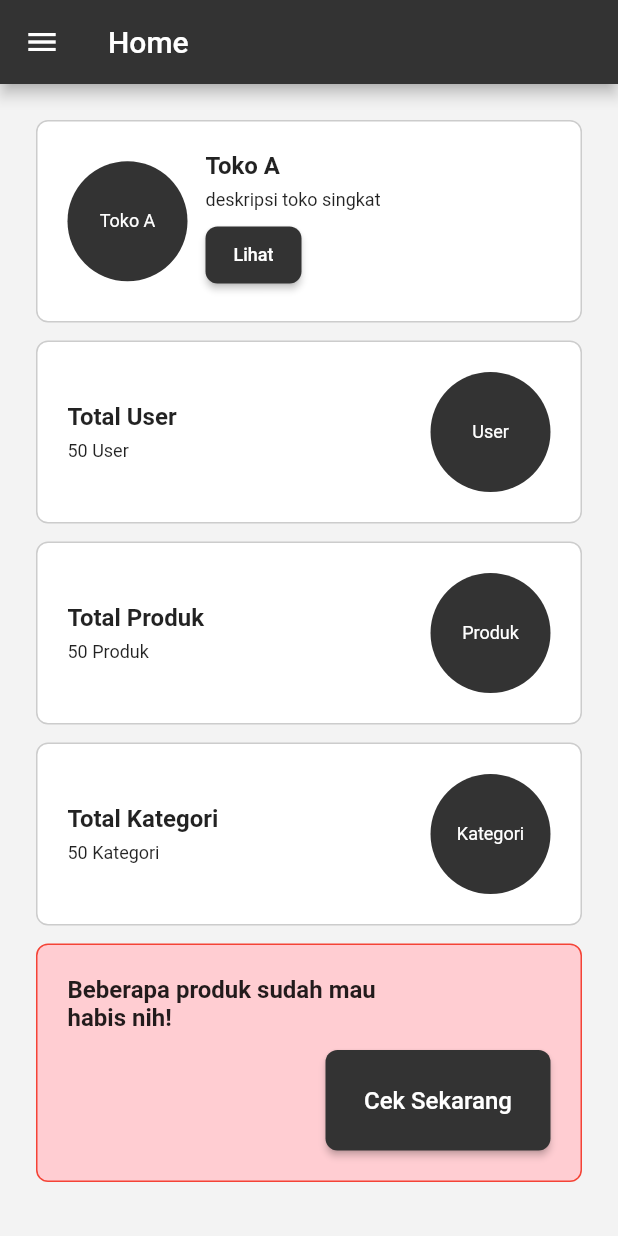
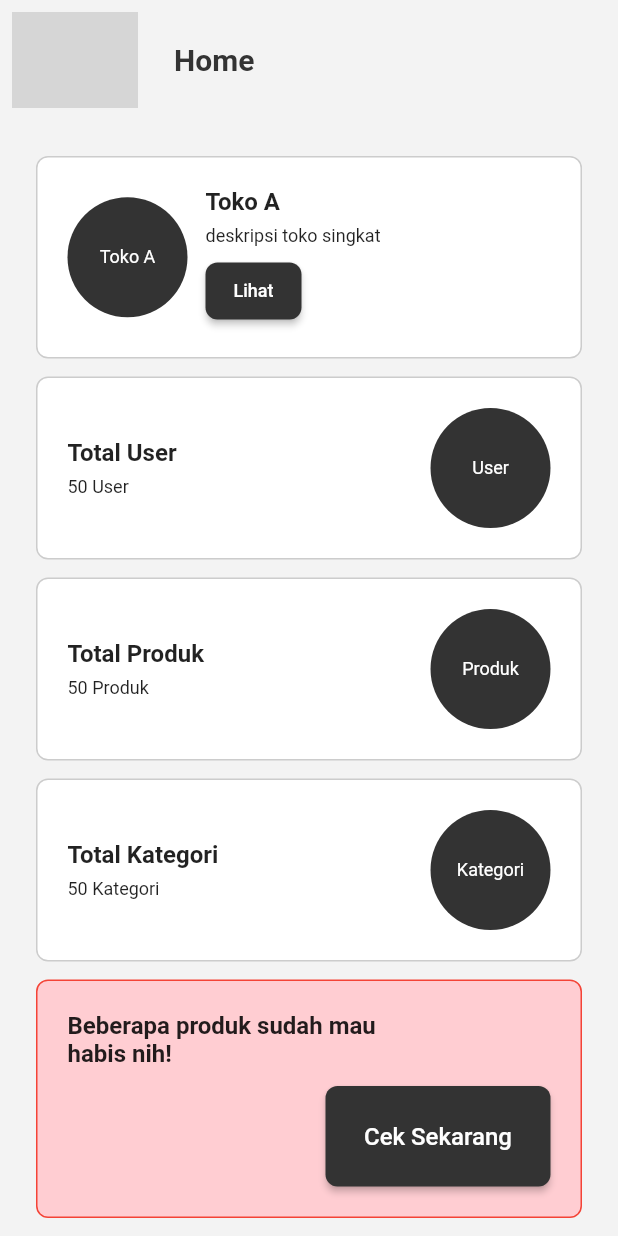
Before and after one commit to fadillahrizki/anonymous-flutter, a Flutter app: the screen it shows after launch, on a phone screen of 412 x 824 dp. Run offline on Flutter 3.47's test engine with Material 2 defaults, Android fonts, the phone set to English and light mode, and no system bars; our stand-ins replace flutter_svg; grey boxes are pictures that could not be loaded.

Commit message:
update custom appbar

```diff
--- /dev/null
+++ b/lib/components/custom_appBar.dart
@@ -0,0 +1,38 @@
+import 'package:flutter/material.dart';
+import 'package:flutter/src/widgets/framework.dart';
+import 'package:flutter/src/widgets/placeholder.dart';
+import 'package:flutter_svg/svg.dart';
+import '../constants/custom_color.dart';
+
+
+class CustomAppBar extends StatefulWidget implements PreferredSizeWidget {
+  const CustomAppBar({super.key, required this.title});
+  final String title;
+  @override
+  State<CustomAppBar> createState() => _CustomAppBarState();
+
+  @override
+  Size get preferredSize => const Size.fromHeight(80);
+}
+
+class _CustomAppBarState extends State<CustomAppBar> {
+  final String assetName = '../../assets/hamburger.svg';
+  @override
+  Widget build(BuildContext context) {
+      return AppBar(
+          leadingWidth: 100,
+          toolbarHeight: 100,
+          leading: Builder(
+            builder: (context) => IconButton(
+              onPressed: () => Scaffold.of(context).openDrawer(),
+              icon: SvgPicture.asset(assetName)
+            ),
+          ),
+          backgroundColor: CustomColor().background,
+          shadowColor: Colors.transparent,
+          title: Text('${widget.title}',
+            style: TextStyle(color: CustomColor().primary, fontWeight: FontWeight.w600),
+            ),
+      );
+  }
+}
--- a/lib/screens/Home.dart
+++ b/lib/screens/Home.dart
@@ -1,3 +1,4 @@
+import 'package:anonymous/components/custom_appBar.dart';
 import 'package:anonymous/components/custom_button.dart';
 import 'package:anonymous/components/home/new_user.dart';
 import 'package:anonymous/components/statistic_card.dart';
@@ -11,10 +12,7 @@ class Home extends StatelessWidget {
   @override
   Widget build(BuildContext context) {
     return Scaffold(
-      appBar: AppBar(
-        title: const Text('Home'),
-        backgroundColor: CustomColor().primary,
-      ),
+      appBar: CustomAppBar(title: 'Home'),
       drawer: const MyDrawer(),
       body: Container(
         width: MediaQuery.of(context).size.width,
--- a/lib/screens/profile.dart
+++ b/lib/screens/profile.dart
@@ -1,3 +1,4 @@
+import 'package:anonymous/components/custom_appBar.dart';
 import 'package:anonymous/components/custom_button.dart';
 import 'package:anonymous/components/home/new_user.dart';
 import 'package:anonymous/components/statistic_card.dart';
@@ -38,10 +39,7 @@ class _ProfileState extends State<Profile> {
   @override
   Widget build(BuildContext context) {
     return Scaffold(
-      appBar: AppBar(
-        title: Text(isEditing ? 'Edit Profile' : 'Profile'),
-        backgroundColor: CustomColor().primary,
-      ),
+      appBar: const CustomAppBar(title: "Profile"),
       drawer: const MyDrawer(),
       body: Container(
         width: MediaQuery.of(context).size.width,
--- a/pubspec.yaml
+++ b/pubspec.yaml
@@ -9,12 +9,15 @@ environment:
 dependencies:
   flutter:
     sdk: flutter
+  flutter_svg: ^2.0.5
   provider: ^6.0.5
 
 dev_dependencies:
+  flutter_lints: ^2.0.0
   flutter_test:
     sdk: flutter
-  flutter_lints: ^2.0.0
 
 flutter:
   uses-material-design: true
+  assets:
+    - assets/hamburger.svg
```
Also changed, not shown: assets/hamburger.svg (added), pubspec.lock.
